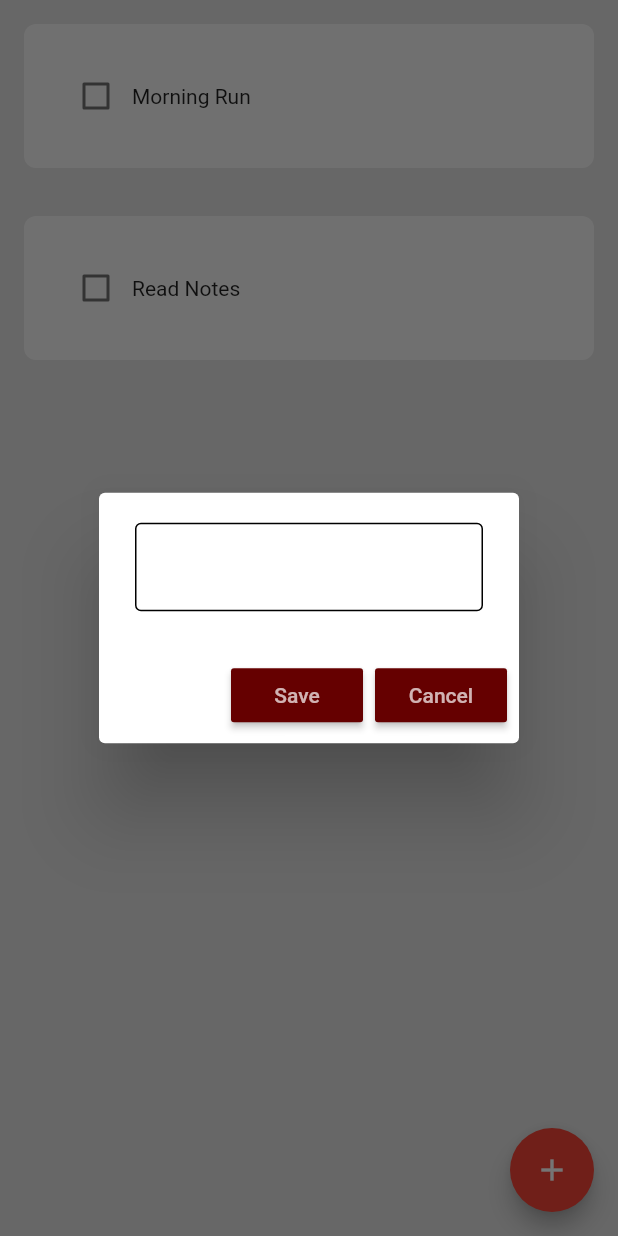
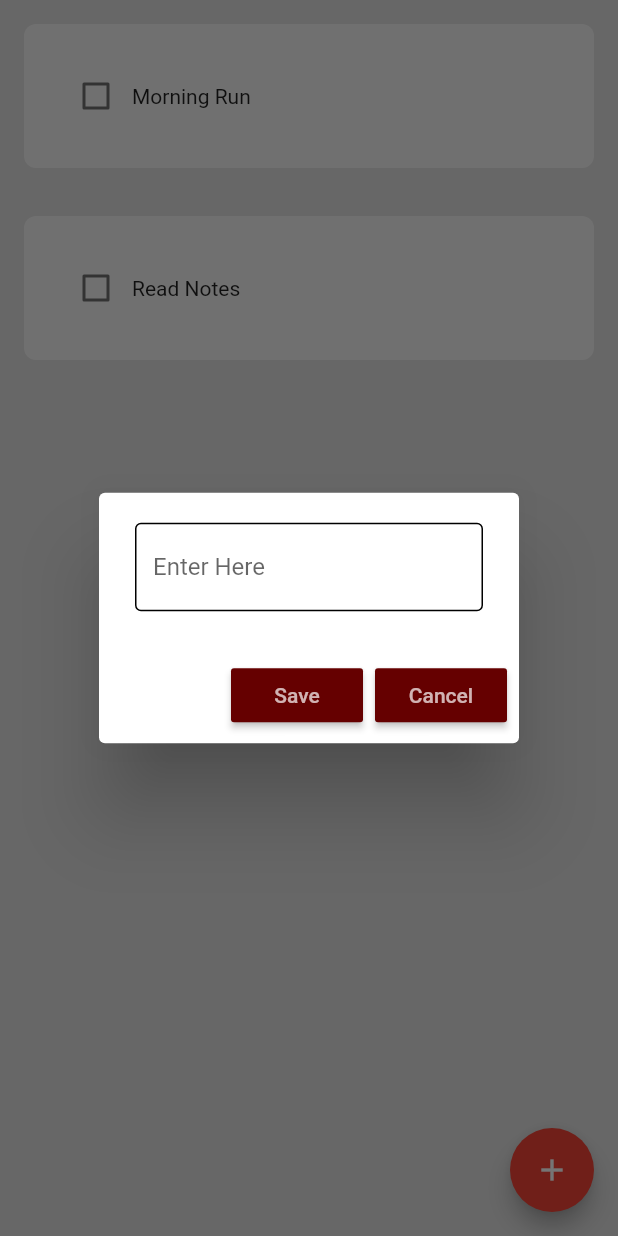
Before and after one commit to zafajardo9/HabitTrack, a Flutter app: the screen it shows after launch, after a tap on the "add" icon, on a phone screen of 412 x 824 dp. Run offline on Flutter 3.47's test engine with Material 2 defaults, Android fonts, the phone set to English and light mode, and no system bars; drawn by our look-alikes of flutter_slidable.

Commit message:
2nd commit

```diff
--- a/lib/components/habit_tile.dart
+++ b/lib/components/habit_tile.dart
@@ -1,21 +1,44 @@
 import 'package:flutter/material.dart';
+import 'package:flutter_slidable/flutter_slidable.dart';
 
 class HabitTile extends StatelessWidget {
   final String habitName;
   final bool habitCompleted;
   final Function(bool?)? onChanged;
+  final Function(BuildContext)? settingsTapped;
+  final Function(BuildContext)? deleteTapped;
 
   const HabitTile({
     super.key,
     required this.habitName,
     required this.habitCompleted,
     required this.onChanged,
+    required this.settingsTapped,
+    required this.deleteTapped,
   });
 
   @override
   Widget build(BuildContext context) {
     return Padding(
       padding: EdgeInsets.all(16.0),
+      child: Slidable(
+        endActionPane: ActionPane(
+          motion: const StretchMotion(),
+          children: [
+            SlidableAction(
+              onPressed: settingsTapped,
+              backgroundColor: Colors.yellowAccent.shade700,
+              icon: Icons.settings,
+              borderRadius: BorderRadius.circular(12),
+            ),
+            SlidableAction(
+              onPressed: deleteTapped,
+              backgroundColor: Colors.red.shade500,
+              icon: Icons.delete,
+              borderRadius: BorderRadius.circular(12),
+            ),
+          ],
+        ),
         child: Container(
           padding: EdgeInsets.all(24),
           decoration: BoxDecoration(
@@ -32,6 +55,7 @@ class HabitTile extends StatelessWidget {
             ],
           ),
         ),
+      ),
     );
   }
 }
--- a/lib/components/add_new_habit.dart
+++ b/lib/components/my_alertbox.dart
@@ -1,14 +1,16 @@
 import 'package:flutter/material.dart';
 import 'package:habit_tracker/colors/colors.dart';
 
-class AddNewHabit extends StatelessWidget {
+class MyAlertBox extends StatelessWidget {
   final controller;
   final VoidCallback onSave;
   final VoidCallback onCancel;
+  final String hintText;
 
-  const AddNewHabit({
+  const MyAlertBox({
     super.key,
     required this.controller,
+    required this.hintText,
     required this.onSave,
     required this.onCancel,
   });
@@ -18,7 +20,10 @@ class AddNewHabit extends StatelessWidget {
     return AlertDialog(
       content: TextField(
         controller: controller,
-        decoration: const InputDecoration(enabledBorder: OutlineInputBorder()),
+        decoration: InputDecoration(
+          enabledBorder: OutlineInputBorder(),
+          hintText: hintText,
+        ),
       ),
       actions: [
         MaterialButton(
--- a/pubspec.yaml
+++ b/pubspec.yaml
@@ -35,6 +35,7 @@ dependencies:
   # The following adds the Cupertino Icons font to your application.
   # Use with the CupertinoIcons class for iOS style icons.
   cupertino_icons: ^1.0.2
+  flutter_slidable: ^2.0.0
 
 dev_dependencies:
   flutter_test:
```
Also changed, not shown: lib/pages/home_page.dart (+38 -4 lines), pubspec.lock. Lines whose indentation alone changed are shown as unchanged.
